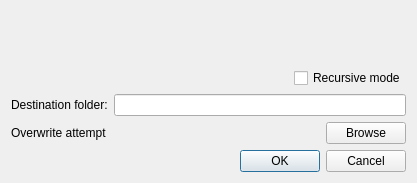
First picture: the form in ui/gui/resources/extractdialog.ui, repository halbbob/dff, before the edit.
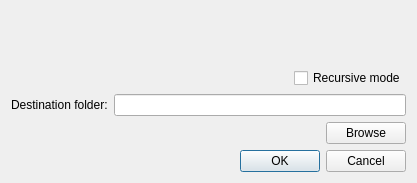
Second picture: the form after the edit. Icons and pictures are not drawn.

Commit message: Removes hidden texts in extractor dialog, used only for translation, translatable texts back again in extractor.py file.

The edit to the form file:
```diff
--- a/ui/gui/resources/extractdialog.ui
+++ b/ui/gui/resources/extractdialog.ui
@@ -85,19 +85,6 @@
    </item>
    <item>
     <layout class="QHBoxLayout" name="horizontalLayout_3">
-     <item>
-      <widget class="QLabel" name="warningLabel">
-       <property name="toolTip">
-        <string>Some selected files or folders already exist in the destination folder</string>
-       </property>
-       <property name="statusTip">
-        <string>Overwrite with selected ones ?</string>
-       </property>
-       <property name="text">
-        <string>Overwrite attempt</string>
-       </property>
-      </widget>
-     </item>
      <item>
       <spacer name="horizontalSpacer_2">
        <property name="orientation">
```
Left out of the diff: 9 changed lines with no effect on the pictures. The commit also changes 2 other files.
